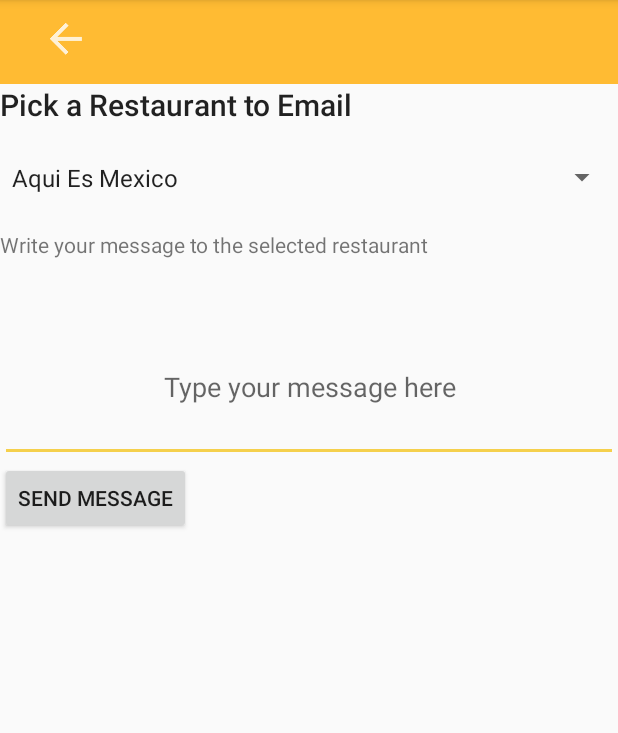
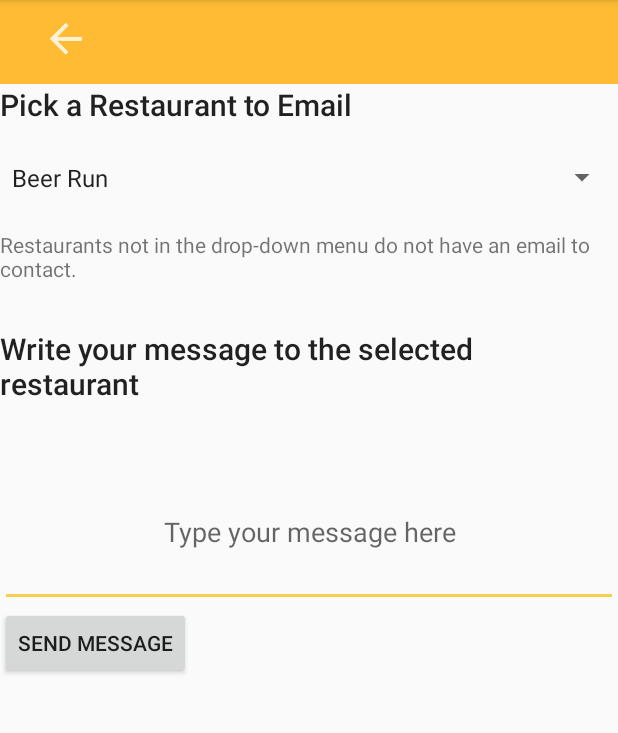
Before and after one commit to cmf3ap/final-project-s17-murkrow, an Android app: the EmailRestaurants screen opened directly, with no data from a screen before it, on a phone screen of 412 x 824 dp, the part 84-817 px from its top. Run offline under Robolectric (Android 15) with nearby library versions, the phone set to English and light mode, and no system bars.

Commit message:
Email feature done, just need to fix aesthetics

```diff
--- a/HooWantsBrunch/app/src/main/res/layout/activity_email_restaurants.xml
+++ b/HooWantsBrunch/app/src/main/res/layout/activity_email_restaurants.xml
@@ -43,12 +43,22 @@
         android:layout_alignParentStart="@+id/PickARestaurant" />
 
     <TextView
+        android:id="@+id/emailNotThere"
+        android:layout_width="wrap_content"
+        android:layout_height="wrap_content"
+        android:paddingBottom="30dp"
+        android:layout_below="@+id/emailSpinner"
+        android:layout_alignStart="@+id/emailSpinner"
+        android:text="Restaurants not in the drop-down menu do not have an email to contact."/>
+
+    <TextView
         android:id="@+id/messageTitle"
         android:layout_width="wrap_content"
         android:layout_height="wrap_content"
-        android:layout_below="@+id/emailSpinner"
-        android:layout_alignStart="@+id/emailSpinner"
-        android:text="Write your message to the selected restaurant"/>
+        android:layout_alignStart="@+id/emailNotThere"
+        android:layout_below="@+id/emailNotThere"
+        android:text="Write your message to the selected restaurant"
+        android:textAppearance="@style/TextAppearance.AppCompat.Title" />
 
     <EditText
         android:id="@+id/message"
--- a/HooWantsBrunch/app/src/main/res/values/strings.xml
+++ b/HooWantsBrunch/app/src/main/res/values/strings.xml
@@ -65,6 +65,23 @@
         <item>The Nook Restaurant</item>
         <item>The Virginian</item>
         <item>Trinity Irish Pub</item>
+        <item>The Whiskey Jar</item>
+    </string-array>
+    <string-array name="email_array">
+        <item>Beer Run</item>
+        <item>Bizou</item>
+        <item>Blue Moon Diner</item>
+        <item>Bluegrass Grill and Bakery</item>
+        <item>Cafe Caturra</item>
+        <item>Commonwealth Restaurant and Skybar</item>
+        <item>Escafe</item>
+        <item>Grit Cafe</item>
+        <item>Hamiltons at First and Main</item>
+        <item>La Taza Coffeehouse</item>
+        <item>Maya Restaurant</item>
+        <item>Petit Pois</item>
+        <item>Rhetts River Grill and Raw Bar</item>
+        <item>Shadwells Restaurant</item>
         <item>The Whiskey Jar</item>
     </string-array>
     <string name="title_activity_view_restaurants">ViewRestaurants</string>
```
Also changed, not shown: HooWantsBrunch/app/src/main/java/cs4720/cs/virginia/edu/hoowantsbrunch/EmailRestaurants.java (+34 -4 lines).
